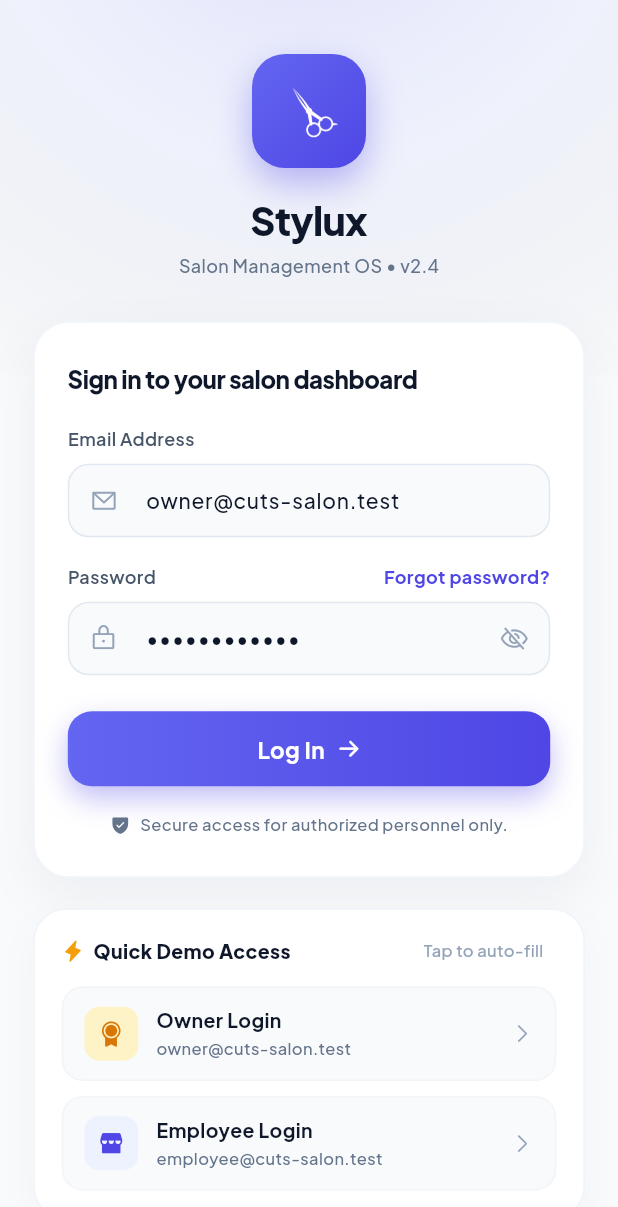
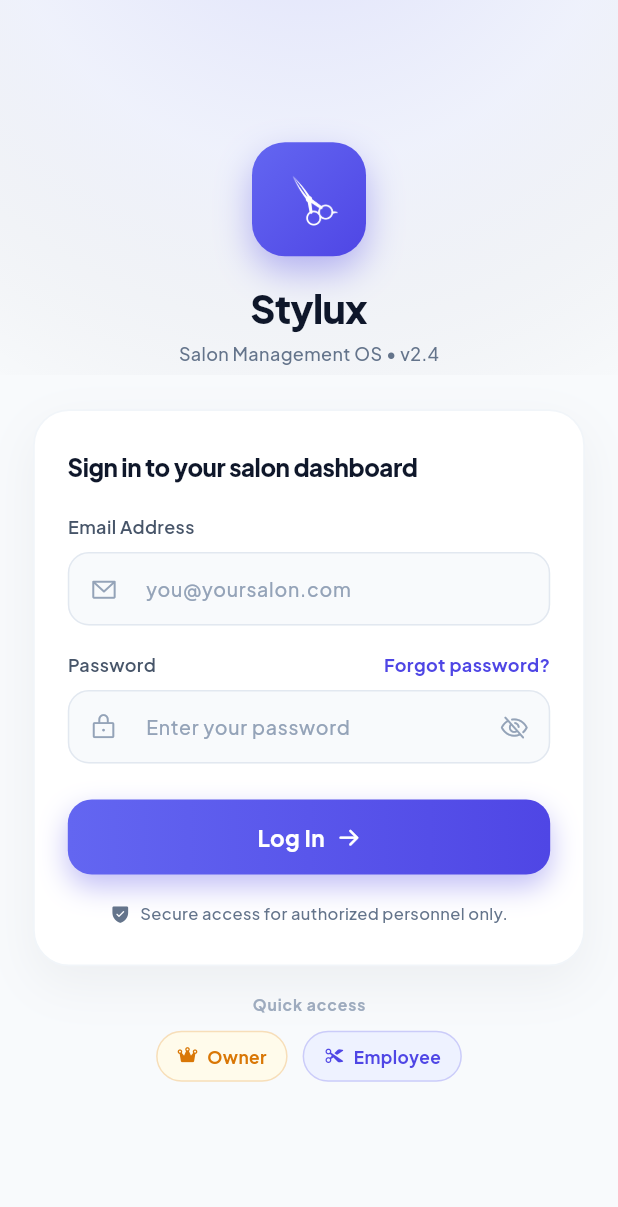
Before and after one commit to connect-inferno/Cuts-Salon, a Flutter app: the screen it shows after launch, on a phone screen of 412 x 824 dp. Shown: the top 1207 px of the screen. Run offline on Flutter 3.47's test engine with Material 3 defaults, Android fonts, the phone set to English and light mode, and no system bars; our stand-ins replace cloud_firestore, firebase_auth, firebase_core, flutter_riverpod, go_router, shared_preferences; accounts and stored records are empty.

Commit message:
feat(auth): enhance login experience, auth providers, and splash animations

```diff
--- a/mobile/lib/features/auth/login_screen.dart
+++ b/mobile/lib/features/auth/login_screen.dart
@@ -1,6 +1,8 @@
+import 'package:flutter/foundation.dart';
 import 'package:flutter/material.dart';
 import 'package:phosphor_flutter/phosphor_flutter.dart';
 import 'package:flutter_riverpod/flutter_riverpod.dart';
+import '../../firebase/salon_auth.dart';
 import '../../theme.dart';
 import 'auth_provider.dart';
 
@@ -13,9 +15,36 @@ class LoginScreen extends ConsumerStatefulWidget {
 
 class _LoginScreenState extends ConsumerState<LoginScreen> {
   final _formKey = GlobalKey<FormState>();
-  final _emailController = TextEditingController(text: 'owner@cuts-salon.test');
-  final _passwordController = TextEditingController(text: '••••••••••••');
+  // Empty, not pre-filled: this same build ships to every salon, so the
+  // cuts-salon test account that used to sit here was visible to real
+  // customers - along with the demo password the submit handler fell back to.
+  final _emailController = TextEditingController();
+  final _passwordController = TextEditingController();
   bool _obscurePassword = true;
+
+  // Flip to false (or gate on kDebugMode) once real salons are onboarded.
+  static const bool _showQuickPills = true;
+
+  // Safari caps script-writable storage at 7 days without a visit, so a
+  // stylist who doesn't open the app for a week gets signed out. Nothing in
+  // a serverless app can extend that - but adding the app to the Home Screen
+  // takes it out of the cap entirely, so tell them once, on the screen where
+  // it matters.
+  bool get _showSafariTip =>
+      kIsWeb &&
+      (defaultTargetPlatform == TargetPlatform.iOS || defaultTargetPlatform == TargetPlatform.macOS);
+
+  @override
+  void initState() {
+    super.initState();
+    // Saves re-typing after a session expires. Cleared on explicit logout,
+    // so this only ever pre-fills for someone who didn't choose to sign out.
+    SalonAuth.lastSignedInEmail().then((email) {
+      if (!mounted || email == null || email.isEmpty) return;
+      if (_emailController.text.isNotEmpty) return;
+      setState(() => _emailController.text = email);
+    });
+  }
 
   @override
   void dispose() {
@@ -26,15 +55,16 @@ class _LoginScreenState extends ConsumerState<LoginScreen> {
 
   void _submit() {
     if (_formKey.currentState?.validate() ?? false) {
-      // If still filled with dummy mask, use demo password
-      final pw = _passwordController.text == '••••••••••••' ? 'password123' : _passwordController.text.trim();
       ref.read(authControllerProvider.notifier).login(
             _emailController.text.trim(),
-            pw,
+            _passwordController.text,
           );
     }
   }
 
+  // Demo quick-fill. These are the cuts-salon test accounts, so keep this
+  // behind _showQuickPills before onboarding real salons - a production build
+  // should not offer anyone else's credentials on the sign-in screen.
   void _quickFill(String email, String password, String role) {
     setState(() {
       _emailController.text = email;
@@ -47,13 +77,45 @@ class _LoginScreenState extends ConsumerState<LoginScreen> {
           children: [
             const Icon(PhosphorIconsFill.checkCircle, color: Colors.white, size: 18),
             const SizedBox(width: 8),
-            Expanded(child: Text('$role credentials loaded! Tap "Log In" to proceed.')),
+            Expanded(child: Text('$role credentials loaded. Tap Log In to continue.')),
           ],
         ),
         backgroundColor: const Color(0xFF4F46E5),
         duration: const Duration(seconds: 2),
         behavior: SnackBarBehavior.floating,
         shape: RoundedRectangleBorder(borderRadius: BorderRadius.circular(10)),
+      ),
+    );
+  }
+
+  Widget _quickPill({
+    required IconData icon,
+    required Color color,
+    required Color bg,
+    required String label,
+    required VoidCallback onTap,
+  }) {
+    return InkWell(
+      onTap: onTap,
+      borderRadius: BorderRadius.circular(20),
+      child: Container(
+        padding: const EdgeInsets.symmetric(horizontal: 13, vertical: 8),
+        decoration: BoxDecoration(
+          color: bg,
+          borderRadius: BorderRadius.circular(20),
+          border: Border.all(color: color.withValues(alpha: 0.22)),
+        ),
+        child: Row(
+          mainAxisSize: MainAxisSize.min,
+          children: [
+            Icon(icon, size: 14, color: color),
+            const SizedBox(width: 6),
+            Text(
+              label,
+              style: TextStyle(fontSize: 11.5, fontWeight: FontWeight.w700, color: color),
+            ),
+          ],
+        ),
       ),
     );
   }
@@ -216,7 +278,7 @@ class _LoginScreenState extends ConsumerState<LoginScreen> {
                                   color: Color(0xFF0F172A),
                                 ),
                                 decoration: InputDecoration(
-                                  hintText: 'owner@cuts-salon.test',
+                                  hintText: 'you@yoursalon.com',
                                   hintStyle: const TextStyle(color: Color(0xFF94A3B8), fontSize: 13),
                                   prefixIcon: const Icon(
                                     PhosphorIconsRegular.envelopeSimple,
@@ -416,90 +478,87 @@ class _LoginScreenState extends ConsumerState<LoginScreen> {
                           ),
                         ),
                       ),
-                      const SizedBox(height: 20),
+                      const SizedBox(height: 18),
 
-                      // Quick Demo Access Card
-                      Container(
-                        width: double.infinity,
-                        padding: const EdgeInsets.all(18),
-                        decoration: BoxDecoration(
-                          color: Colors.white,
-                          borderRadius: BorderRadius.circular(22),
-                          border: Border.all(color: const Color(0xFFF1F5F9), width: 1.2),
-                          boxShadow: [
-                            BoxShadow(
-                              color: const Color(0xFF0F172A).withValues(alpha: 0.03),
-                              blurRadius: 20,
-                              offset: const Offset(0, 8),
+                      if (_showQuickPills) ...[
+                        Row(
+                          mainAxisAlignment: MainAxisAlignment.center,
+                          children: [
+                            Text(
+                              'Quick access',
+                              style: TextStyle(
+                                fontSize: 10.5,
+                                fontWeight: FontWeight.w700,
+                                letterSpacing: 0.6,
+                                color: const Color(0xFF94A3B8).withValues(alpha: 0.9),
+                              ),
                             ),
                           ],
                         ),
-                        child: Column(
+                        const SizedBox(height: 10),
+                        Row(
+                          mainAxisAlignment: MainAxisAlignment.center,
+                          children: [
+                            _quickPill(
+                              icon: PhosphorIconsFill.crown,
+                              color: const Color(0xFFD97706),
+                              bg: const Color(0xFFFFFBEB),
+                              label: 'Owner',
+                              onTap: () => _quickFill('owner@cuts-salon.test', 'password123', 'Owner'),
+                            ),
+                            const SizedBox(width: 10),
+                            _quickPill(
+                              icon: PhosphorIconsFill.scissors,
+                              color: const Color(0xFF4F46E5),
+                              bg: const Color(0xFFEEF2FF),
+                              label: 'Employee',
+                              onTap: () => _quickFill('employee@cuts-salon.test', 'password123', 'Employee'),
+                            ),
+                          ],
+                        ),
+                      ],
+
+                      if (_showSafariTip) ...[
+                        const SizedBox(height: 18),
+                        Container(
+                          padding: const EdgeInsets.symmetric(horizontal: 14, vertical: 11),
+                          decoration: BoxDecoration(
+                            color: const Color(0xFFF8FAFC),
+                            borderRadius: BorderRadius.circular(14),
+                            border: Border.all(color: const Color(0xFFE2E8F0)),
+                          ),
+                          child: Row(
                             crossAxisAlignment: CrossAxisAlignment.start,
                             children: [
-                            Row(
+                              const Icon(PhosphorIconsRegular.info, size: 15, color: Color(0xFF64748B)),
+                              const SizedBox(width: 9),
+                              Expanded(
+                                child: RichText(
+                                  text: const TextSpan(
+                                    style: TextStyle(
+                                      fontSize: 11,
+                                      height: 1.45,
+                                      fontWeight: FontWeight.w500,
+                                      color: Color(0xFF64748B),
+                                    ),
                                     children: [
-                                const Icon(
-                                  PhosphorIconsFill.lightning,
-                                  size: 15,
-                                  color: Color(0xFFF59E0B),
+                                      TextSpan(
+                                        text: 'Using Safari? ',
+                                        style: TextStyle(fontWeight: FontWeight.w800, color: Color(0xFF334155)),
                                       ),
-                                const SizedBox(width: 6),
-                                const Text(
-                                  'Quick Demo Access',
-                                  style: TextStyle(
-                                    fontSize: 13,
-                                    fontWeight: FontWeight.w800,
-                                    color: Color(0xFF0F172A),
+                                      TextSpan(
+                                        text: 'Add Stylux to your Home Screen to stay signed in. '
+                                            'Otherwise Safari ends the session after about a week without opening it.',
                                       ),
-                                ),
-                                const Spacer(),
-                                Flexible(
-                                  child: Text(
-                                    'Tap to auto-fill',
-                                    overflow: TextOverflow.ellipsis,
-                                    style: const TextStyle(
-                                      fontSize: 11,
-                                      fontWeight: FontWeight.w500,
-                                      color: Color(0xFF94A3B8),
+                                    ],
                                   ),
                                 ),
                               ),
                             ],
                           ),
-                            const SizedBox(height: 14),
-
-                            // Owner Login Card Item
-                            _buildQuickLoginTile(
-                              icon: PhosphorIconsFill.medal,
-                              iconBg: const Color(0xFFFEF3C7),
-                              iconColor: const Color(0xFFD97706),
-                              title: 'Owner Login',
-                              subtitle: 'owner@cuts-salon.test',
-                              onTap: () => _quickFill(
-                                'owner@cuts-salon.test',
-                                'password123',
-                                'Owner',
-                              ),
-                            ),
-                            const SizedBox(height: 10),
-
-                            // Employee Login Card Item
-                            _buildQuickLoginTile(
-                              icon: PhosphorIconsFill.storefront,
-                              iconBg: const Color(0xFFEEF2FF),
-                              iconColor: const Color(0xFF4F46E5),
-                              title: 'Employee Login',
-                              subtitle: 'employee@cuts-salon.test',
-                              onTap: () => _quickFill(
-                                'employee@cuts-salon.test',
-                                'password123',
-                                'Employee',
-                              ),
                         ),
                       ],
-                        ),
-                      ),
+
                       const SizedBox(height: 20),
                     ],
                   ),
@@ -511,72 +570,4 @@ class _LoginScreenState extends ConsumerState<LoginScreen> {
       ),
     );
   }
-
-  Widget _buildQuickLoginTile({
-    required IconData icon,
-    required Color iconBg,
-    required Color iconColor,
-    required String title,
-    required String subtitle,
-    required VoidCallback onTap,
-  }) {
-    return Material(
-      color: const Color(0xFFF8FAFC),
-      borderRadius: BorderRadius.circular(14),
-      child: InkWell(
-        onTap: onTap,
-        borderRadius: BorderRadius.circular(14),
-        child: Container(
-          padding: const EdgeInsets.symmetric(horizontal: 14, vertical: 12),
-          decoration: BoxDecoration(
-            borderRadius: BorderRadius.circular(14),
-            border: Border.all(color: const Color(0xFFF1F5F9)),
-          ),
-          child: Row(
-            children: [
-              Container(
-                width: 36,
-                height: 36,
-                decoration: BoxDecoration(
-                  color: iconBg,
-                  borderRadius: BorderRadius.circular(10),
-                ),
-                child: Icon(icon, size: 18, color: iconColor),
-              ),
-              const SizedBox(width: 12),
-              Expanded(
-                child: Column(
-                  crossAxisAlignment: CrossAxisAlignment.start,
-                  children: [
-                    Text(
-                      title,
-                      style: const TextStyle(
-                        fontSize: 13,
-                        fontWeight: FontWeight.w700,
-                        color: Color(0xFF0F172A),
-                      ),
-                    ),
-                    const SizedBox(height: 2),
-                    Text(
-                      subtitle,
-                      style: const TextStyle(
-                        fontSize: 11,
-                        fontWeight: FontWeight.w500,
-                        color: Color(0xFF64748B),
-                      ),
-                    ),
-                  ],
-                ),
-              ),
-              const Icon(
-                PhosphorIconsRegular.caretRight,
-                size: 16,
-                color: Color(0xFF94A3B8),
-              ),
-            ],
-          ),
-        ),
-      ),
-    );
 }
-}
```
Also changed, not shown: mobile/lib/features/auth/auth_provider.dart (+60 -3 lines), mobile/lib/features/splash/splash_screen.dart (+127 -43 lines). Lines whose indentation alone changed are shown as unchanged.
